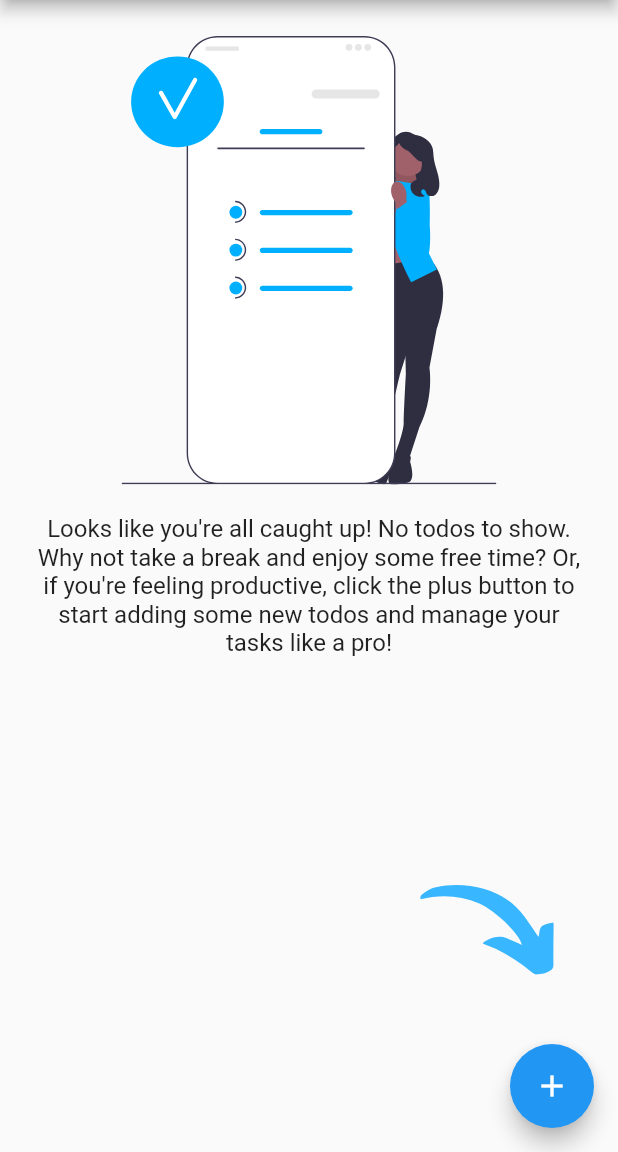
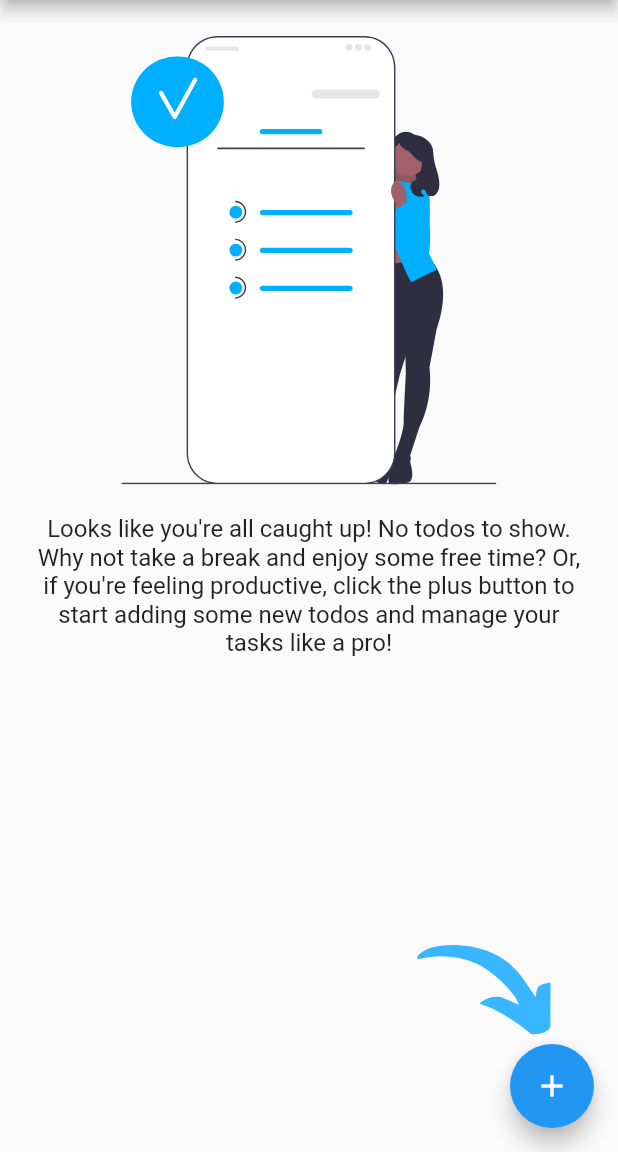
Before and after one commit to prasetya4di/my-todo-list, a Flutter app: the screen it shows after launch, on a phone screen of 412 x 824 dp, the part 84-1236 px from its top. Run offline on Flutter 3.47's test engine with Material 2 defaults, Android fonts, the phone set to English and light mode, and no system bars; our stand-ins replace equatable, flutter_bloc, flutter_svg, freezed_annotation, get_it, objectbox; generated files the repository leaves out were written again.

Commit message:
Fix arrow position

```diff
--- a/lib/view/todo/widgets/empty_todo.dart
+++ b/lib/view/todo/widgets/empty_todo.dart
@@ -24,10 +24,13 @@ class EmptyTodo extends StatelessWidget {
               ],
             ),
           ),
-          Positioned(
-            bottom: 80,
-            right: 10,
-            child: SvgPicture.asset(Assets.imagesIcArrowDownBlue, width: 100),)
+          Align(
+            alignment: Alignment.bottomRight,
+            child: Padding(
+                padding: const EdgeInsets.only(bottom: 40, right: 12),
+                child:
+                    SvgPicture.asset(Assets.imagesIcArrowDownBlue, width: 100)),
+          )
         ],
       ),
     );
```
